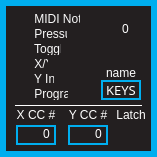
Muse-Kinetics/softstep_editor, file standalone/ezpz/forms/keyform.ui: the form before one commit.
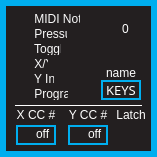
The form after the commit. The open tabs and pages were chosen to show the change. Icons and pictures are not drawn.

Diff of the .ui file:
```diff
--- a/standalone/ezpz/forms/keyform.ui
+++ b/standalone/ezpz/forms/keyform.ui
@@ -948,6 +948,18 @@
      <property name="buttonSymbols">
       <enum>QAbstractSpinBox::NoButtons</enum>
      </property>
+     <property name="specialValueText">
+      <string>off</string>
+     </property>
+     <property name="minimum">
+      <number>-1</number>
+     </property>
+     <property name="maximum">
+      <number>127</number>
+     </property>
+     <property name="value">
+      <number>-1</number>
+     </property>
     </widget>
     <widget class="QLabel" name="xyXCCLabel">
      <property name="geometry">
@@ -996,6 +1008,18 @@
      <property name="buttonSymbols">
       <enum>QAbstractSpinBox::NoButtons</enum>
      </property>
+     <property name="specialValueText">
+      <string>off</string>
+     </property>
+     <property name="minimum">
+      <number>-1</number>
+     </property>
+     <property name="maximum">
+      <number>127</number>
+     </property>
+     <property name="value">
+      <number>-1</number>
+     </property>
     </widget>
     <widget class="QCheckBox" name="xyLatch">
      <property name="geometry">
```
Left out of the diff: 36 changed lines with no effect on the pictures.
